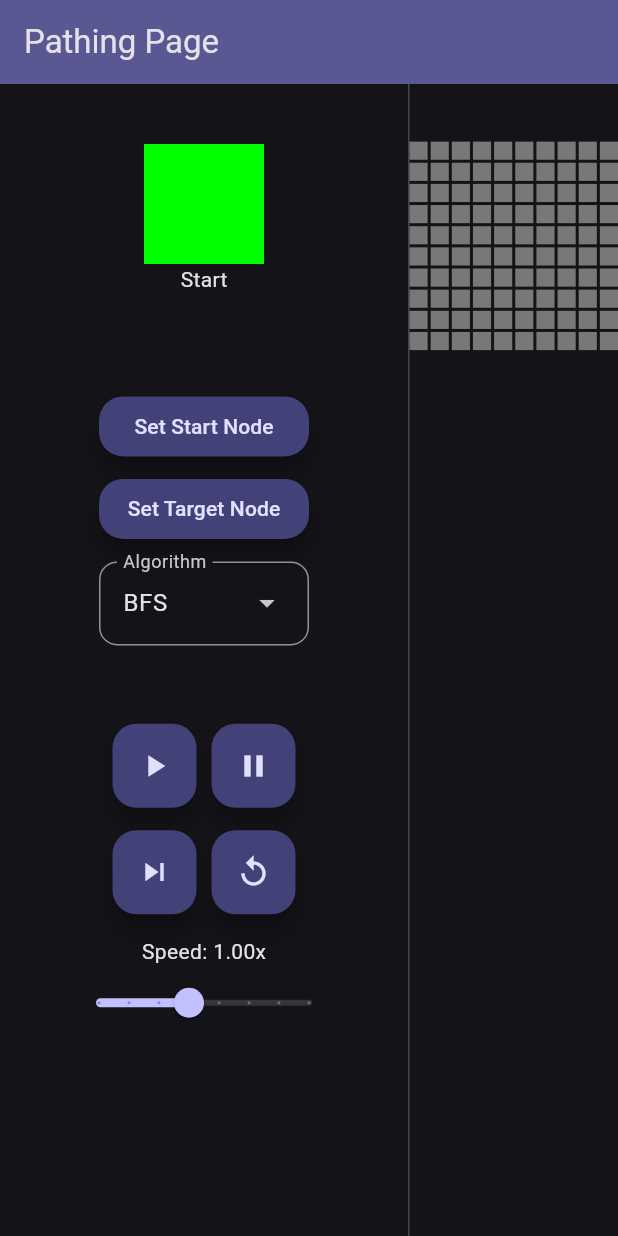
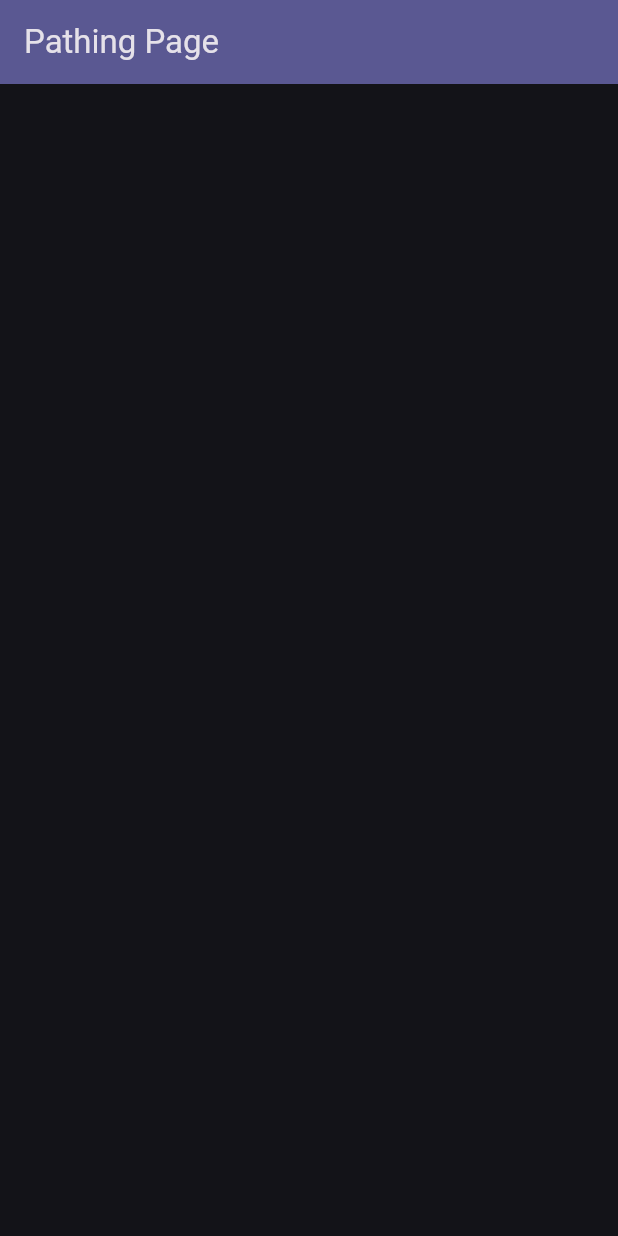
Before and after one commit to nikoscherer/pathing, a Flutter app: the screen it shows after launch, on a phone screen of 412 x 824 dp. Run offline on Flutter 3.47's test engine with Material 3 defaults, Android fonts, the phone set to English and light mode, and no system bars.

Commit message:
cleared main branch files

```diff
--- a/lib/main.dart
+++ b/lib/main.dart
@@ -1,9 +1,6 @@
 import 'package:flutter/material.dart';
-import 'package:pathing/models/node_model.dart';
 import 'package:pathing/theme/theme.dart';
-import 'package:pathing/widgets/control_panel.dart';
-import 'package:pathing/widgets/graph/graph_controller.dart';
-import 'package:pathing/widgets/graph/node_graph.dart';
+import 'package:pathing/widgets/algorithm_visualizer.dart';
 
 void main() {
   runApp(const MyApp());
@@ -12,7 +9,6 @@ void main() {
 class MyApp extends StatelessWidget {
   const MyApp({super.key});
 
-  // This widget is the root of your application.
   @override
   Widget build(BuildContext context) {
     return MaterialApp(
@@ -33,10 +29,6 @@ class MyHomePage extends StatefulWidget {
 }
 
 class _MyHomePageState extends State<MyHomePage> {
-  final controller = GraphController();
-
-  DrawType drawType = DrawType.start;
-
   @override
   void initState() {
     super.initState();
@@ -49,27 +41,7 @@ class _MyHomePageState extends State<MyHomePage> {
         backgroundColor: Theme.of(context).colorScheme.inversePrimary,
         title: Text(widget.title),
       ),
-      body: SizedBox.expand(
-        child: Row(
-          crossAxisAlignment: .center,
-          children: [
-            Container(
-              padding: EdgeInsets.all(40.0),
-              child: ControlPanel(controller: controller),
-            ),
-            VerticalDivider(
-              width: 1,
-            ),
-            Expanded(
-              child: Center(
-                child: NodeGraph(
-                  controller: controller
-                ),
-              ),
-            )
-          ]
-        )
-      )
+      body: AlgorithmVisualizer()
     );
   }
 }
--- /dev/null
+++ b/lib/widgets/algorithm_visualizer.dart
@@ -0,0 +1,8 @@
+import 'package:flutter/material.dart';
+
+class AlgorithmVisualizer extends StatelessWidget {
+  @override
+  Widget build(BuildContext context) {
+    return Container();
+  }
+}
--- a/lib/widgets/algorithms/algorithm_dropdown.dart
+++ /dev/null
@@ -1,55 +0,0 @@
-import 'package:flutter/material.dart';
-
-class AlgorithmDropdown extends StatefulWidget {
-  final double? width;
-
-  final void Function(AlgorithmType) setAlgorithmType;
-
-  const AlgorithmDropdown({required this.setAlgorithmType, this.width, super.key});
-
-  @override
-  State<StatefulWidget> createState() => _AlgorithmDropdownState();
-}
-
-enum AlgorithmType {
-  bfs,
-  dfs
-}
-
-class _AlgorithmDropdownState extends State<AlgorithmDropdown> {
-  @override
-  Widget build(BuildContext context) {
-    return DropdownMenu(
-      inputDecorationTheme: InputDecorationTheme(
-        floatingLabelBehavior: FloatingLabelBehavior.always,
-
-        border: OutlineInputBorder(
-          borderRadius: BorderRadius.circular(12),
-        ),
-
-      focusedBorder: OutlineInputBorder(
-        borderRadius: BorderRadius.circular(12),
-        borderSide: const BorderSide(color: Colors.blue, width: 2),
-        ),
-      ),
-      label: Text("Algorithm"),
-      initialSelection: AlgorithmType.bfs,
-      width: widget.width,
-      onSelected: (newType) => {
-        if (newType != null) {
-          widget.setAlgorithmType(newType)
-        }
-      },
-      dropdownMenuEntries: [
-        DropdownMenuEntry(
-          value: AlgorithmType.bfs,
-          label: "BFS"
-        ),
-        DropdownMenuEntry(
-          value: AlgorithmType.dfs,
-          label: "DFS"
-        )
-      ],
-    );
-  }
-}
--- a/lib/widgets/control_panel.dart
+++ /dev/null
@@ -1,107 +0,0 @@
-import 'package:flutter/material.dart';
-import 'package:pathing/models/node_model.dart';
-import 'package:pathing/widgets/algorithms/algorithm_dropdown.dart';
-import 'package:pathing/widgets/graph/graph_controller.dart';
-
-class ControlPanel extends StatelessWidget {
-  final GraphController controller;
-
-  const ControlPanel({
-    required this.controller, super.key});
-
-  @override
-  Widget build(BuildContext context) {
-    return AnimatedBuilder(
-      animation: controller,
-      builder: (context, _) {
-        return Column(
-          spacing: 15.0,
-          crossAxisAlignment: .center,
-          mainAxisAlignment: .start,
-          children: [
-            Column(
-              crossAxisAlignment: .center,
-              mainAxisAlignment: .start,
-              children: [
-                SizedBox(
-                  width: 80,
-                  height: 80,
-                  child: Container(
-                    color: controller.drawType.color,
-                  )
-                ),
-                Text(controller.drawType.name)
-              ]
-            ),
-            Spacer(flex: 1),
-            SizedBox(
-              width: 140,
-              height: 40,
-              child: FloatingActionButton.extended(
-              onPressed: () => controller.setDrawType(DrawType.start),
-              label: Text("Set Start Node"))
-            ),
-            SizedBox(
-              width: 140,
-              height: 40,
-              child: FloatingActionButton.extended(
-                onPressed: () => controller.setDrawType(DrawType.target),
-                label: Text("Set Target Node")
-              )
-            ),
-            SizedBox(
-              width: 140,
-              height: 40,
-              child: AlgorithmDropdown(
-                setAlgorithmType: controller.setAlgorithmType,
-                width: 140
-              ),
-            ),
-            Spacer(flex: 1),
-            Row(
-              spacing: 10.0,
-              children: [
-                FloatingActionButton(
-                  onPressed: controller.run,
-                  child: Icon(Icons.play_arrow),
-                ),
-                FloatingActionButton(
-                  onPressed: controller.pause,
-                  child: Icon(Icons.pause),
-                ),
-              ],
-            ),
-            Row(
-              spacing: 10.0,
-              children: [
-                FloatingActionButton(
-                  onPressed: controller.step,
-                  child: Icon(Icons.skip_next),
-                ),
-                FloatingActionButton(
-                  onPressed: controller.restart,
-                  child: Icon(Icons.replay),
-                ),
-              ],
-            ),
-            Column(
-              children: [
-                Text("Speed: ${controller.speed.toStringAsFixed(2)}x"),
-                Slider(
-                  min: 0.25,
-                  max: 2.0,
-                  divisions: 7,
-                  value: controller.speed,
-                  onChanged: (value) {
-                    controller.setSpeed(value);
-                  },
-                ),
-              ],
-            ),
-            Spacer(flex: 2)
-          ],
-        );
-      }
-    );
-  }
-}
--- a/lib/widgets/graph/graph_builder.dart
+++ /dev/null
@@ -1,30 +0,0 @@
-import 'package:pathing/models/node_model.dart';
-
-class GraphBuilder {
-  static List<NodeModel> build(int width, int height) {
-    final nodes = <NodeModel>[];
-
-    int index = 0;
-
-    for (int row = 0; row < height; row++) {
-      for (int col = 0; col < width; col++) {
-        final node = NodeModel(index: index);
-
-        if (col > 0) {
-          final left = nodes[index - 1];
-          node.connect(left, Direction.left);
-        }
-
-        if (row > 0) {
-          final up = nodes[index - width];
-          node.connect(up, Direction.up);
-        }
-
-        nodes.add(node);
-        index++;
-      }
-    }
-
-    return nodes;
-  }
-}
--- a/lib/widgets/graph/graph_controller.dart
+++ /dev/null
@@ -1,144 +0,0 @@
-import 'dart:async';
-
-import 'package:flutter/material.dart';
-import 'package:pathing/algorithms/algorithm.dart';
-import 'package:pathing/algorithms/bfs.dart';
-import 'package:pathing/algorithms/dfs.dart';
-import 'package:pathing/models/node_model.dart';
-import 'package:pathing/widgets/algorithms/algorithm_dropdown.dart';
-import 'package:pathing/widgets/graph/graph_builder.dart';
-
-class GraphController extends ChangeNotifier {
-  DrawType drawType = DrawType.start;
-  AlgorithmType algorithmType = AlgorithmType.bfs;
-
-  List<NodeModel> nodes = [];
-  NodeModel? startNode;
-  NodeModel? targetNode;
-
-  int width = 10;
-  int height = 10;
-
-  Algorithm? algorithm;
-  double speed = 1;
-
-  GraphController() {
-    _generate();
-  }
-
-  void setDrawType(DrawType type) {
-    drawType = type;
-    notifyListeners();
-  }
-
-  void setAlgorithmType(AlgorithmType type) {
-    algorithmType = type;
-    restart();
-    notifyListeners();
-  }
-
-  void setSpeed(double newSpeed) {
-    speed = newSpeed;
-    restart();
-  }
-
-  void _initializeAlgorithm() {
-    if (algorithm != null) return;
-
-    switch (algorithmType) {
-      case AlgorithmType.bfs:
-        algorithm = BFS(
-          nodes: nodes,
-          startNode: startNode!,
-          targetNode: targetNode!,
-        );
-        break;
-      case AlgorithmType.dfs:
-        algorithm = DFS(
-          nodes: nodes,
-          startNode: startNode!,
-          targetNode: targetNode!,
-        );
-        break;
-    }
-  }
-
-  void restart() {
-    for (var node in nodes) {
-      node.visited = false;
-    }
-    algorithm?.timer?.cancel();
-    algorithm = null;
-    notifyListeners();
-  }
-
-  void pause() {
-    algorithm?.isRunning = false;
-  }
-
-  void step() {
-    _initializeAlgorithm();
-    algorithm!.step();
-    notifyListeners();
-  }
-
-  void run() {
-    if (startNode == null || targetNode == null) return;
-
-    _initializeAlgorithm();
-    if (algorithm!.isRunning) return;
-
-    algorithm!.isRunning = true;
-    _startTimer();
-  }
-
-  void handleTap(int index) {
-    if (algorithm?.isRunning ?? false) {
-      restart();
-    }
-
-    NodeModel node = nodes[index];
-
-    switch(drawType) {
-      case DrawType.toggle:
-        if (node.type == NodeType.start || node.type == NodeType.target || node.type == NodeType.inactive) {
-          node.type = NodeType.active;
-        } else {
-          node.type = NodeType.inactive;
-        }
-        break;
-      case DrawType.start:
-        startNode?.type = NodeType.active;
-        node.type = NodeType.start;
-        startNode = node;
-        break;
-      case DrawType.target:
-        targetNode?.type = NodeType.active;
-        node.type = NodeType.target;
-        targetNode = node;
-        break;
-    }
-
-    drawType = DrawType.toggle;
-    notifyListeners();
-  }
-
-  void _startTimer() {
-    if (algorithm!.timer != null) return;
-    algorithm!.timer = Timer.periodic(
-      Duration(milliseconds: (100 / speed).round()),
-      (_) {
-        if (!algorithm!.isRunning) return;
-        algorithm!.step();
-        notifyListeners();
-      }
-    );
-  }
-
-  void _generate() {
-    nodes = GraphBuilder.build(10, 10);
-    startNode = null;
-    targetNode = null;
-    notifyListeners();
-  }
-}
--- a/lib/widgets/graph/node.dart
+++ /dev/null
@@ -1,29 +0,0 @@
-import 'package:flutter/material.dart';
-import 'package:pathing/models/node_model.dart';
-
-class Node extends StatefulWidget {
-  final NodeModel model;
-
-  final void Function(int index) onTap;
-
-  const Node({required this.model, required this.onTap, super.key});
-
-  @override
-  State<StatefulWidget> createState() => _NodeState();
-}
-
-class _NodeState extends State<Node> {
-  @override
-  Widget build(BuildContext context) {
-    return Container(
-      color: widget.model.getColor(),
-      child: GestureDetector(
-        onTap: () => {
-          setState(() {
-            widget.onTap(widget.model.index);
-          })
-        },
-      ),
-    );
-  }
-}
--- a/lib/widgets/graph/node_graph.dart
+++ /dev/null
@@ -1,47 +0,0 @@
-
-import 'package:flutter/material.dart';
-import 'package:pathing/widgets/graph/graph_controller.dart';
-import 'package:pathing/widgets/graph/node.dart';
-
-class NodeGraph extends StatelessWidget {
-  final GraphController controller;
-
-  const NodeGraph({
-    required this.controller,
-    super.key,
-  });
-
-  @override
-  Widget build(BuildContext context) {
-    return AnimatedBuilder(
-      animation: controller,
-      builder: (context, _) {
-        return LayoutBuilder(
-          builder: (context, constraints) {
-            return SizedBox(
-              width: constraints.maxHeight * 0.9,
-              height: constraints.maxHeight * 0.9,
-              child: GridView.builder(
-                gridDelegate: SliverGridDelegateWithFixedCrossAxisCount(
-                  crossAxisCount: controller.width,
-                  crossAxisSpacing: 2.0,
-                  mainAxisSpacing: 2.0,
-                  childAspectRatio: 1.0
-                ),
-                physics: NeverScrollableScrollPhysics(),
-                shrinkWrap: true,
-                itemCount: controller.width * controller.height,
-                itemBuilder: (context, index) {
-                  return Node(
-                    model: controller.nodes[index],
-                    onTap: (index) => controller.handleTap(index)
-                  );
-                }
-              )
-            );
-          },
-        );
-      }
-    );
-  }
-}
```
